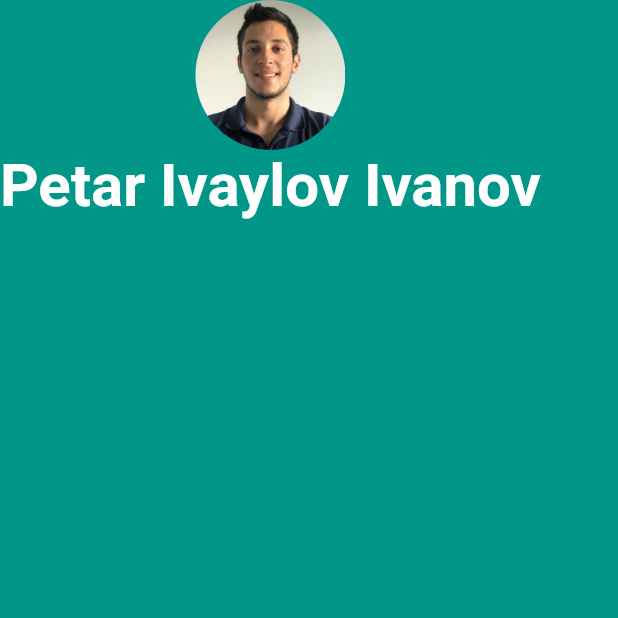
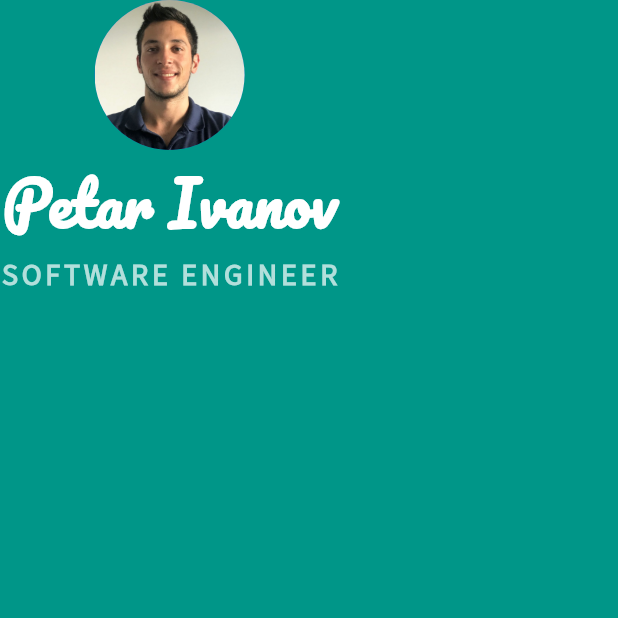
Before and after one commit to petarivanov9/flutter-dart-dev-bootcamp, a Flutter app: the screen it shows after launch, on a phone screen of 412 x 824 dp, the top half of it. Run offline on Flutter 3.47's test engine with Material 2 defaults, Android fonts, the phone set to English and light mode, and no system bars.

Commit message:
added fonts and job title

```diff
--- a/mi_card_flutter_new/lib/main.dart
+++ b/mi_card_flutter_new/lib/main.dart
@@ -20,11 +20,22 @@
                 backgroundImage: AssetImage('images/petar-ivanov.jpg'),
               ),
               Text(
-                'Petar Ivaylov Ivanov',
+                'Petar Ivanov',
                 style: TextStyle(
+                  fontFamily: 'Pacifico',
                   fontSize: 40.0,
                   color: Colors.white,
                   fontWeight: FontWeight.bold,
+                ),
+              ),
+              Text(
+                'SOFTWARE ENGINEER',
+                style: TextStyle(
+                  fontFamily: 'Source Sans Pro',
+                  fontSize: 20.0,
+                  letterSpacing: 2.5,
+                  fontWeight: FontWeight.bold,
+                  color: Colors.teal.shade100,
                 ),
               ),
             ],
```
Also changed, not shown: mi_card_flutter_new/pubspec.yaml (+9 -0 lines), mi_card_flutter_new/fonts/Pacifico-Regular.ttf (added), mi_card_flutter_new/fonts/SourceSansPro-Regular.ttf (added).
